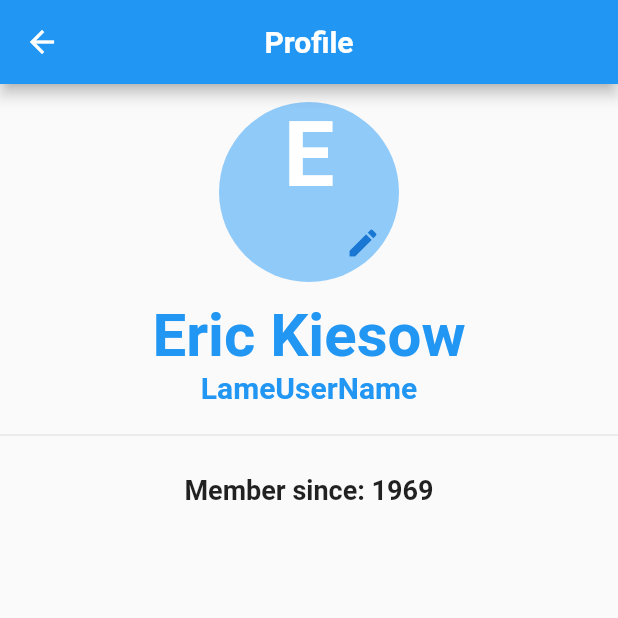
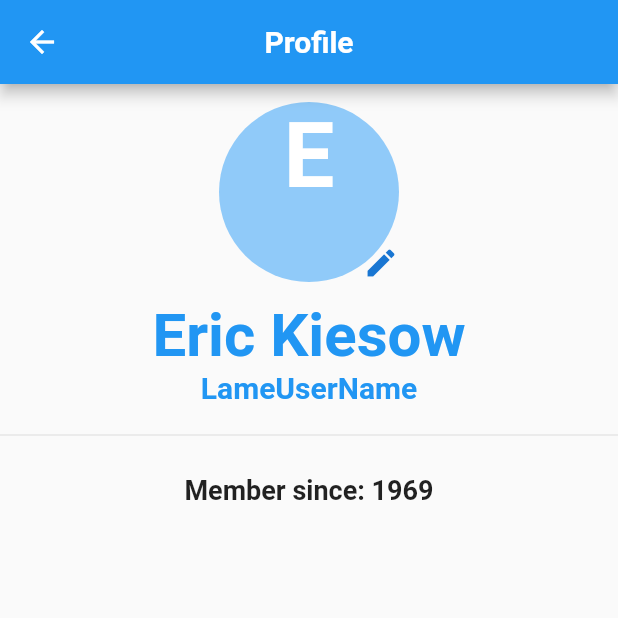
Before and after one commit to ekiesow/Flutter-Effect, a Flutter app: the Profile screen opened directly, on a phone screen of 412 x 824 dp, the top half of it. Run offline on Flutter 3.47's test engine with Material 2 defaults, Android fonts, the phone set to English and light mode, and no system bars; our stand-ins replace cloud_firestore, firebase_auth, shared_preferences; accounts and stored records are empty.

Commit message:
Overwrite this.

```diff
--- a/flutter_effect/lib/profile.dart
+++ b/flutter_effect/lib/profile.dart
@@ -17,26 +17,22 @@ class Profile extends StatelessWidget {
 //                    backgroundImage: ,
                 backgroundColor: Theme.of(context).backgroundColor,
                 child: Column(
-//                  mainAxisAlignment: MainAxisAlignment.center,
+                  mainAxisAlignment: MainAxisAlignment.spaceEvenly,
 //                  crossAxisAlignment: CrossAxisAlignment.center,
                   children: <Widget>[
-                    Row(
-                      mainAxisAlignment: MainAxisAlignment.center,
-                      children: <Widget>[
-                        Padding(
-                          padding: const EdgeInsets.only(top: 0.0),
-                          child: Text("E",
-                            style: TextStyle(fontSize: 60.0,
-                                color: Colors.white),
-                          ),
-                        ),
-                      ],
+                    Text("E",
+                      textAlign: TextAlign.center,
+                      overflow: TextOverflow.fade,
+                      style: TextStyle(fontSize: 60.0,
+                          color: Colors.white),
                     ),
                     Row(
                       mainAxisAlignment: MainAxisAlignment.end,
                       children: <Widget>[
                         IconButton(
                             icon: Icon(Icons.edit),
+                            alignment: Alignment.bottomRight,
+                            padding: EdgeInsets.zero,
                             onPressed: (){
                               // TODO: camera shit here
                               print("Cheese!");
```
